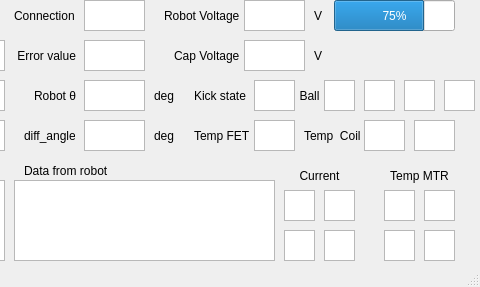
This is Qt Robot info/Qt_Robot_info/qt_robot_info.ui in ibis-ssl/GUI_Qt as Qt 5 draws it before an edit; both pictures show x 256 to 736 and y 0 to 287 of the 736 by 287 pixel window. The edited form follows.
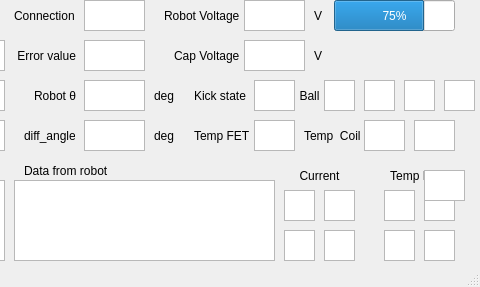
This is the edited form.

The edit to the form file:
```diff
--- a/Qt Robot info/Qt_Robot_info/qt_robot_info.ui
+++ b/Qt Robot info/Qt_Robot_info/qt_robot_info.ui
@@ -769,6 +769,21 @@
      <string>Temp  Coil</string>
     </property>
    </widget>
+   <widget class="QTextBrowser" name="show_temp5_2">
+    <property name="geometry">
+     <rect>
+      <x>680</x>
+      <y>170</y>
+      <width>41</width>
+      <height>31</height>
+     </rect>
+    </property>
+    <property name="font">
+     <font>
+      <bold>true</bold>
+     </font>
+    </property>
+   </widget>
   </widget>
   <widget class="QMenuBar" name="menubar">
    <property name="geometry">
```
